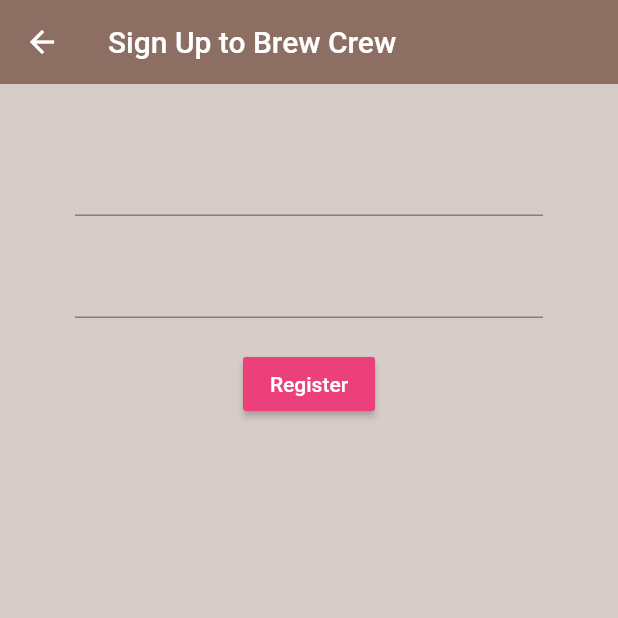
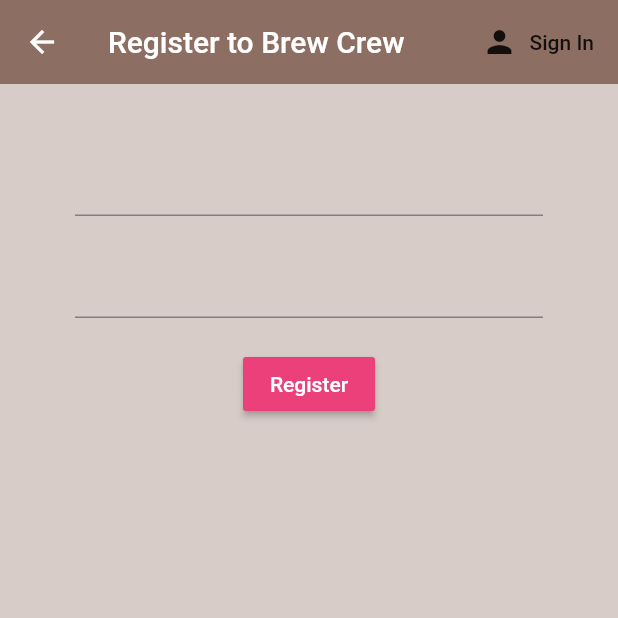
Before and after one commit to MuazZulkarnain/Brew-Crew, a Flutter app: the Register screen opened directly, on a phone screen of 412 x 824 dp, the top half of it. Run offline on Flutter 3.47's test engine with Material 2 defaults, Android fonts, the phone set to English and light mode, and no system bars; our stand-ins replace firebase_auth; accounts and stored records are empty.

Commit message:
added toggleView for SignIn and Register

```diff
--- a/lib/screens/authenticate/register.dart
+++ b/lib/screens/authenticate/register.dart
@@ -1,7 +1,11 @@
+import 'package:brew_crew/screens/authenticate/sign_In.dart';
 import 'package:flutter/material.dart';
 import 'package:brew_crew/services/auth.dart';
 
 class Register extends StatefulWidget {
+  final Function toggleView;
+  Register({this.toggleView});
+
   @override
   _RegisterState createState() => _RegisterState();
 }
@@ -20,7 +24,16 @@ class _RegisterState extends State<Register> {
       appBar: AppBar(
         backgroundColor: Colors.brown[400],
         elevation: 0.0,
-        title: Text('Sign Up to Brew Crew'),
+        title: Text('Register to Brew Crew'),
+        actions: [
+          FlatButton.icon(
+            icon: Icon(Icons.person),
+            label: Text('Sign In'),
+            onPressed: () {
+              widget.toggleView();
+            },
+          )
+        ],
       ),
       body: Container(
         padding: EdgeInsets.symmetric(vertical: 20.0, horizontal: 50.0),
```
Also changed, not shown: lib/screens/authenticate/authenticate.dart (+10 -3 lines), lib/screens/authenticate/sign_In.dart (+6 -1 lines).
